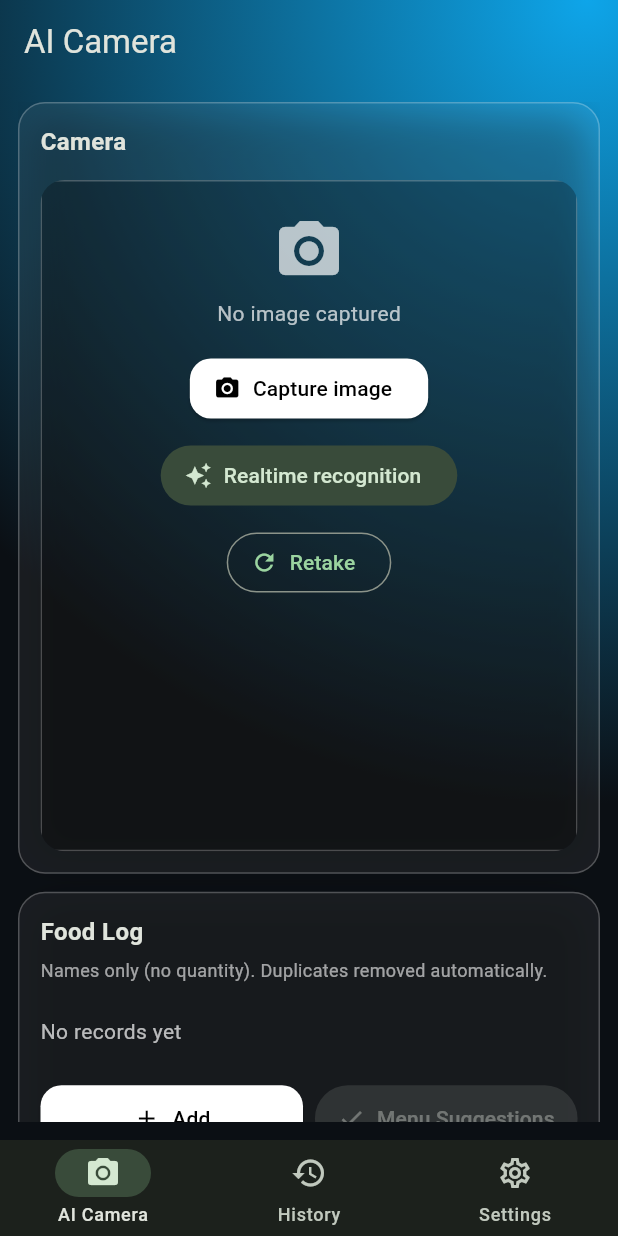
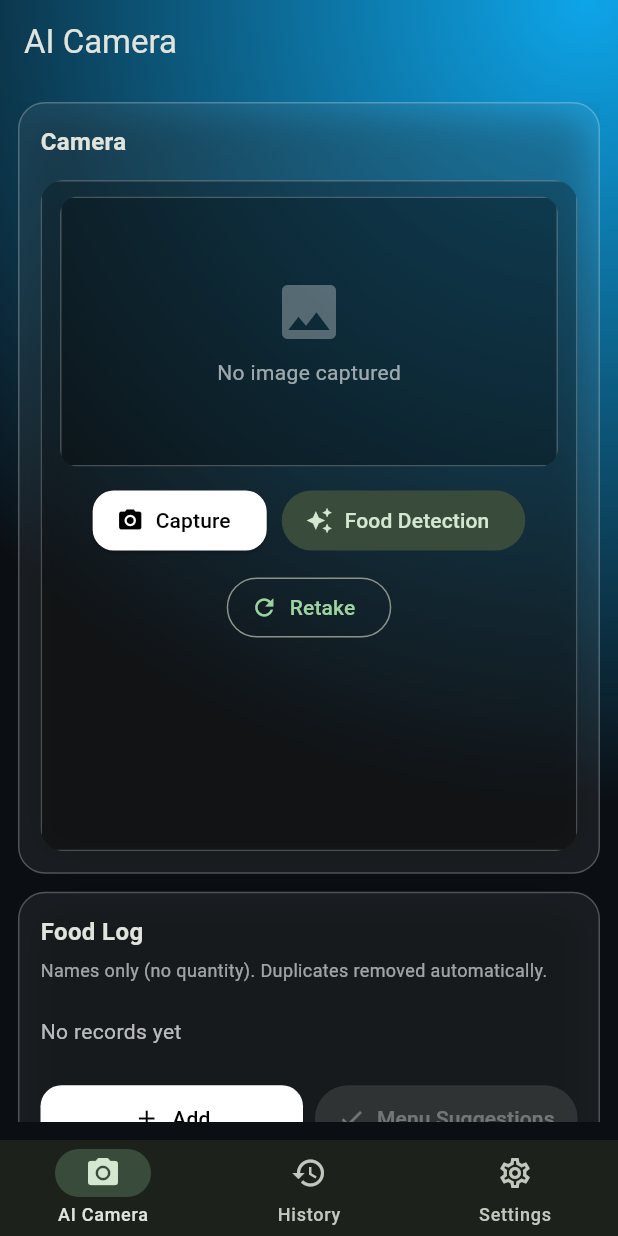
Before and after one commit to Mondaysssss/food-detection, a Flutter app: the HomeShell screen opened directly, on a phone screen of 412 x 824 dp. Run offline on Flutter 3.47's test engine with Material 3 defaults, Android fonts, the phone set to English and light mode, and no system bars.

Commit message:
"相機卡片內部"把三個按鈕整排往下移

```diff
--- a/lib/main.dart
+++ b/lib/main.dart
@@ -714,26 +714,50 @@ class _AiCameraPageState extends State<AiCameraPage> {
     );
   }
 
+  // 相機卡片內部：上方預覽 + 三顆按鈕（已把 Realtime Recognition 改名）
   Widget _cameraInner(AppState app) {
-    return SingleChildScrollView(
-      padding: const EdgeInsets.symmetric(vertical: 12, horizontal: 8),
+    return Column(
+      crossAxisAlignment: CrossAxisAlignment.stretch,
+      children: [
+        // ─── 預覽區（為未接相機先留空間） ───
+        ClipRRect(
+          borderRadius: BorderRadius.circular(12),
+          child: Container(
+            height: 180,                    // ← 這行決定往下推多少空間（可改 160–220）
+            alignment: Alignment.center,
+            decoration: BoxDecoration(
+              color: Colors.black26,
+              border: Border.all(color: Colors.white24),
+            ),
             child: Column(
-        crossAxisAlignment: CrossAxisAlignment.center,
-        children: [
-          const Icon(Icons.photo_camera, size: 48, color: Colors.white70),
-          const SizedBox(height: 8),
-          Text(_previewHint, style: const TextStyle(color: Colors.white70)),
-          const SizedBox(height: 16),
+              mainAxisSize: MainAxisSize.min,
+              children: [
+                const Icon(Icons.image, size: 48, color: Colors.white30),
+                const SizedBox(height: 6),
+                Text(
+                  _previewHint,            // 你原本的提示字串（No preview / Captured ...）
+                  style: const TextStyle(color: Colors.white60),
+                ),
+              ],
+            ),
+          ),
+        ),
+        const SizedBox(height: 12),
+
+        // ─── 功能按鈕 ───
         Wrap(
+          alignment: WrapAlignment.center,
           spacing: 10,
           runSpacing: 10,
-            alignment: WrapAlignment.center,
-            children: [
+          children: [
+            // Capture（示範）
             ElevatedButton.icon(
-                onPressed: () => setState(() => _previewHint = 'Image captured'),
+              onPressed: () => setState(() => _previewHint = 'Captured'),
               icon: const Icon(Icons.photo_camera),
-                label: const Text('Capture image'),
-              ),
+              label: const Text('Capture'),
+            ),
+
+            // ⭐ 由「Realtime Recognition」→ 改名「Food Detection」
             FilledButton.tonalIcon(
               onPressed: () {
                 final res = _detectMock();
@@ -751,19 +775,25 @@ class _AiCameraPageState extends State<AiCameraPage> {
                 }
               },
               icon: const Icon(Icons.auto_awesome),
-                label: const Text('Realtime recognition'),
-              ),
+              label: const Text('Food Detection'),
+            ),
+
+            // Retake
             OutlinedButton.icon(
-                onPressed: () => setState(() => _previewHint = 'No image captured'),
+              onPressed: () => setState(() => _previewHint = 'No preview yet'),
               icon: const Icon(Icons.refresh),
               label: const Text('Retake'),
             ),
           ],
         ),
+
         const SizedBox(height: 8),
-          const SizedBox.shrink(), // 提示先隱藏
-        ],
-      ),
+        //（如需保留你那行提示，可留著；不想要也可刪掉）
+        // const Text('To connect a real camera later, replace this block with camera plugin UI.',
+        //   textAlign: TextAlign.center,
+        //   style: TextStyle(fontSize: 12, color: Colors.white60),
+        // ),
+      ],
     );
   }
 }
```
Lines whose indentation alone changed are shown as unchanged.
